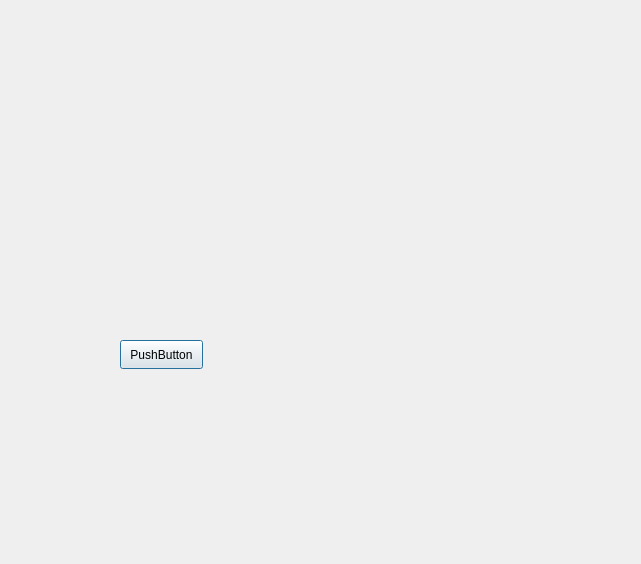
Old version of the form RestartScreen.ui in the repository DeLsonJabberwo/Mario_Qt-Cpp.
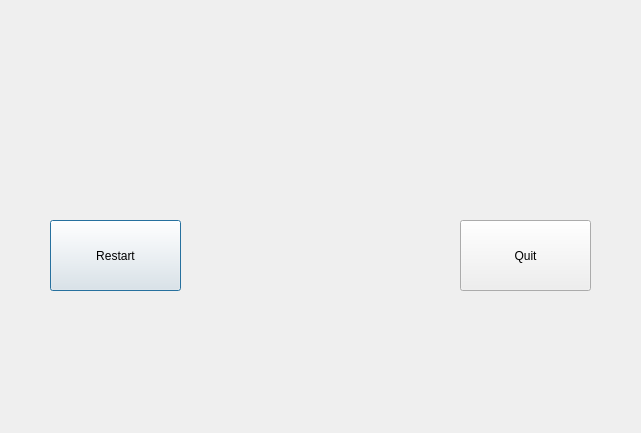
New version of the form. Icons and pictures are not drawn.

Commit message: restart and end screen actual one

What changed in the file:
```diff
--- a/RestartScreen.ui
+++ b/RestartScreen.ui
@@ -7,7 +7,7 @@
     <x>0</x>
     <y>0</y>
     <width>641</width>
-    <height>564</height>
+    <height>433</height>
    </rect>
   </property>
   <property name="windowTitle">
@@ -19,20 +19,33 @@
   <widget class="QPushButton" name="pushButton">
    <property name="geometry">
     <rect>
-     <x>120</x>
-     <y>340</y>
-     <width>83</width>
-     <height>29</height>
+     <x>50</x>
+     <y>220</y>
+     <width>131</width>
+     <height>71</height>
     </rect>
    </property>
-   <property name="autoFillBackground">
-    <bool>true</bool>
+   <property name="styleSheet">
+    <string notr="true">QPushButton{ background: black; color: white; font: 500 10pt &quot;Source Code Pro Medium&quot;};</string>
    </property>
    <property name="text">
-    <string>PushButton</string>
+    <string>Restart</string>
    </property>
-   <property name="checkable">
-    <bool>false</bool>
+  </widget>
+  <widget class="QPushButton" name="pushButton_2">
+   <property name="geometry">
+    <rect>
+     <x>460</x>
+     <y>220</y>
+     <width>131</width>
+     <height>71</height>
+    </rect>
+   </property>
+   <property name="styleSheet">
+    <string notr="true">QPushButton{ background: black; color: white; font: 500 10pt &quot;Source Code Pro Medium&quot;};</string>
+   </property>
+   <property name="text">
+    <string>Quit</string>
    </property>
   </widget>
  </widget>
```
Left out of the diff: 2 changed lines with no effect on the pictures. The commit also changes 3 other files.
